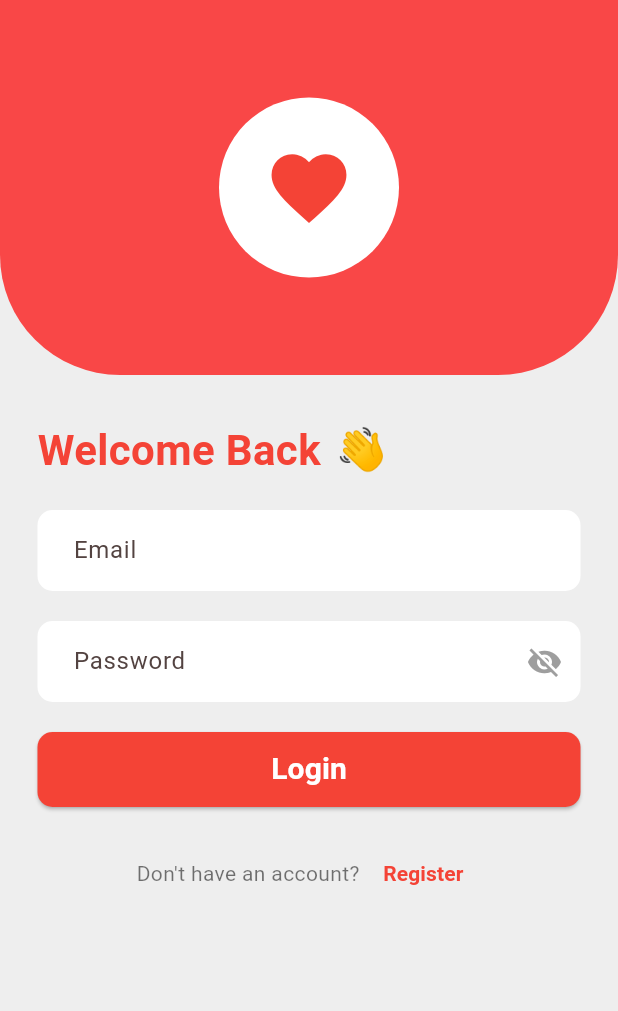
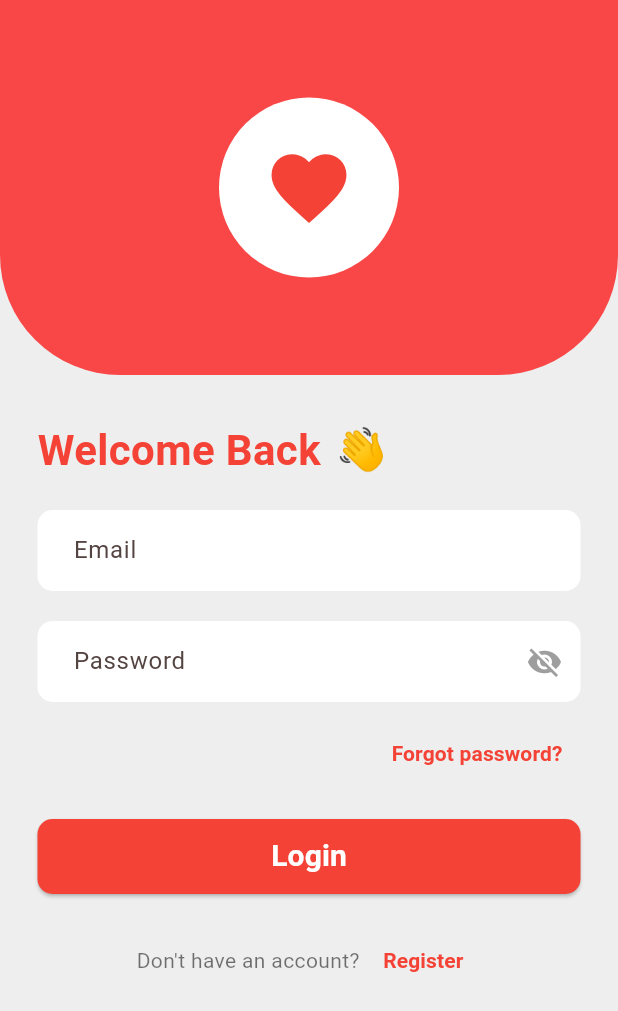
Before and after one commit to hardik7426/blood_bank_app, a Flutter app: the LoginPage screen opened directly, on a phone screen of 412 x 824 dp. Shown: the top 1011 px of the screen. Run offline on Flutter 3.47's test engine with Material 3 defaults, Android fonts, the phone set to English and light mode, and no system bars.

Commit message:
loginpage_add_validation

```diff
--- a/lib/screens/auth/login_page.dart
+++ b/lib/screens/auth/login_page.dart
@@ -1,8 +1,8 @@
-
+import 'package:blood_bank_app/screens/auth/checkup_page.dart';
 import 'package:flutter/material.dart';
 import 'package:blood_bank_app/screens/auth/registration_page.dart';
-import 'package:blood_bank_app/screens/auth/checkup_page.dart';
-import 'package:blood_bank_app/screens/admin/admin_dashboard_page.dart'; // Import Admin Dashboard
+import 'package:blood_bank_app/screens/user/checkup_page.dart';
+import 'package:blood_bank_app/screens/admin/admin_dashboard_page.dart';
 
 class LoginPage extends StatefulWidget {
   const LoginPage({super.key});
@@ -12,11 +12,16 @@ class LoginPage extends StatefulWidget {
 }
 
 class _LoginPageState extends State<LoginPage> {
+  // Form Key for validation
+  final GlobalKey<FormState> _formKey = GlobalKey<FormState>();
+
+  // Controllers
   final TextEditingController _emailController = TextEditingController();
   final TextEditingController _passwordController = TextEditingController();
 
-  static const String adminEmail = "admin@gmail.com"; // Fixed Admin Gmail
-  static const String adminPassword = "admin123"; // Optional fixed password
+  // Admin credentials
+  static const String adminEmail = "admin@gmail.com";
+  static const String adminPassword = "admin123";
 
   @override
   void dispose() {
@@ -25,23 +30,44 @@ class _LoginPageState extends State<LoginPage> {
     super.dispose();
   }
 
+  // Handle Login
   void _handleLogin() {
+    if (_formKey.currentState!.validate()) {
       final email = _emailController.text.trim();
       final password = _passwordController.text.trim();
 
       if (email == adminEmail && password == adminPassword) {
-      // ✅ Navigate to Admin Dashboard
+        // Navigate to Admin Dashboard
         Navigator.pushReplacement(
           context,
           MaterialPageRoute(builder: (_) => const AdminDashboardPage()),
         );
       } else {
-      // ✅ Normal User Login
+        // Navigate to User Checkup Page
         Navigator.pushReplacement(
           context,
-        MaterialPageRoute(builder: (_) => const CheckupPage()),
+          MaterialPageRoute(builder: (_) => const CheckupPage ()),
         );
       }
+    }
+  }
+
+  // Input Decoration Helper
+  InputDecoration _inputDecoration(String hint) {
+    return InputDecoration(
+      hintText: hint,
+      filled: true,
+      fillColor: Colors.white,
+      contentPadding: const EdgeInsets.symmetric(vertical: 15, horizontal: 20),
+      border: OutlineInputBorder(
+        borderRadius: BorderRadius.circular(10),
+        borderSide: BorderSide.none,
+      ),
+      focusedBorder: OutlineInputBorder(
+        borderRadius: BorderRadius.circular(10),
+        borderSide: const BorderSide(color: Colors.red, width: 2),
+      ),
+    );
   }
 
   @override
@@ -51,7 +77,7 @@ class _LoginPageState extends State<LoginPage> {
       body: SingleChildScrollView(
         child: Column(
           children: [
-            // Top red curved section
+            // Top Red Curved Section
             Container(
               width: double.infinity,
               height: 250,
@@ -78,7 +104,9 @@ class _LoginPageState extends State<LoginPage> {
                 ),
               ),
             ),
+
             const SizedBox(height: 30),
+
             // Welcome Back
             Padding(
               padding: const EdgeInsets.symmetric(horizontal: 25.0),
@@ -100,28 +128,73 @@ class _LoginPageState extends State<LoginPage> {
                 ),
               ),
             ),
+
             const SizedBox(height: 20),
-            // Email + Password
-            Padding(
+
+            // Login Form
+            Form(
+              key: _formKey,
+              child: Padding(
                 padding: const EdgeInsets.symmetric(horizontal: 25.0),
                 child: Column(
                   children: [
-                  TextField(
+                    // Email Field
+                    TextFormField(
                       controller: _emailController,
                       decoration: _inputDecoration("Email"),
+                      validator: (value) {
+                        if (value == null || value.isEmpty) {
+                          return 'Please enter your email';
+                        }
+                        return null;
+                      },
                     ),
                     const SizedBox(height: 20),
-                  TextField(
+
+                    // Password Field
+                    TextFormField(
                       controller: _passwordController,
                       obscureText: true,
                       decoration: _inputDecoration("Password").copyWith(
-                      suffixIcon: const Icon(Icons.visibility_off, color: Colors.grey),
+                        suffixIcon: const Icon(
+                          Icons.visibility_off,
+                          color: Colors.grey,
                         ),
+                      ),
+                      validator: (value) {
+                        if (value == null || value.isEmpty) {
+                          return 'Please enter your password';
+                        }
+                        return null;
+                      },
                     ),
                   ],
                 ),
               ),
+            ),
+
+            const SizedBox(height: 10),
+
+            // Forgot Password
+            Padding(
+              padding: const EdgeInsets.symmetric(horizontal: 25.0),
+              child: Align(
+                alignment: Alignment.centerRight,
+                child: TextButton(
+                  onPressed: () {},
+                  child: const Text(
+                    "Forgot password?",
+                    style: TextStyle(
+                      color: Colors.red,
+                      fontWeight: FontWeight.bold,
+                    ),
+                  ),
+                ),
+              ),
+            ),
+
             const SizedBox(height: 20),
+
             // Login Button
             Padding(
               padding: const EdgeInsets.symmetric(horizontal: 25.0),
@@ -137,11 +210,16 @@ class _LoginPageState extends State<LoginPage> {
                 ),
                 child: const Text(
                   "Login",
-                  style: TextStyle(fontSize: 20, fontWeight: FontWeight.bold),
+                  style: TextStyle(
+                    fontSize: 20,
+                    fontWeight: FontWeight.bold,
                   ),
                 ),
               ),
+            ),
+
             const SizedBox(height: 20),
+
             // Navigate to Registration
             Row(
               mainAxisAlignment: MainAxisAlignment.center,
@@ -169,26 +247,11 @@ class _LoginPageState extends State<LoginPage> {
                 ),
               ],
             ),
+
+            const SizedBox(height: 20),
           ],
         ),
      ),
 );
 }
-
-  InputDecoration _inputDecoration(String hint) {
-    return InputDecoration(
-      hintText: hint,
-      filled: true,
-      fillColor: Colors.white,
-      border: OutlineInputBorder(
-        borderRadius: BorderRadius.circular(10),
-        borderSide: BorderSide.none,
-      ),
-      focusedBorder: OutlineInputBorder(
-        borderRadius: BorderRadius.circular(10),
-        borderSide: const BorderSide(color: Colors.red, width: 2),
-      ),
-      contentPadding: const EdgeInsets.symmetric(vertical: 15, horizontal: 20),
-    );
 }
-}
```
Lines whose indentation alone changed are shown as unchanged.
